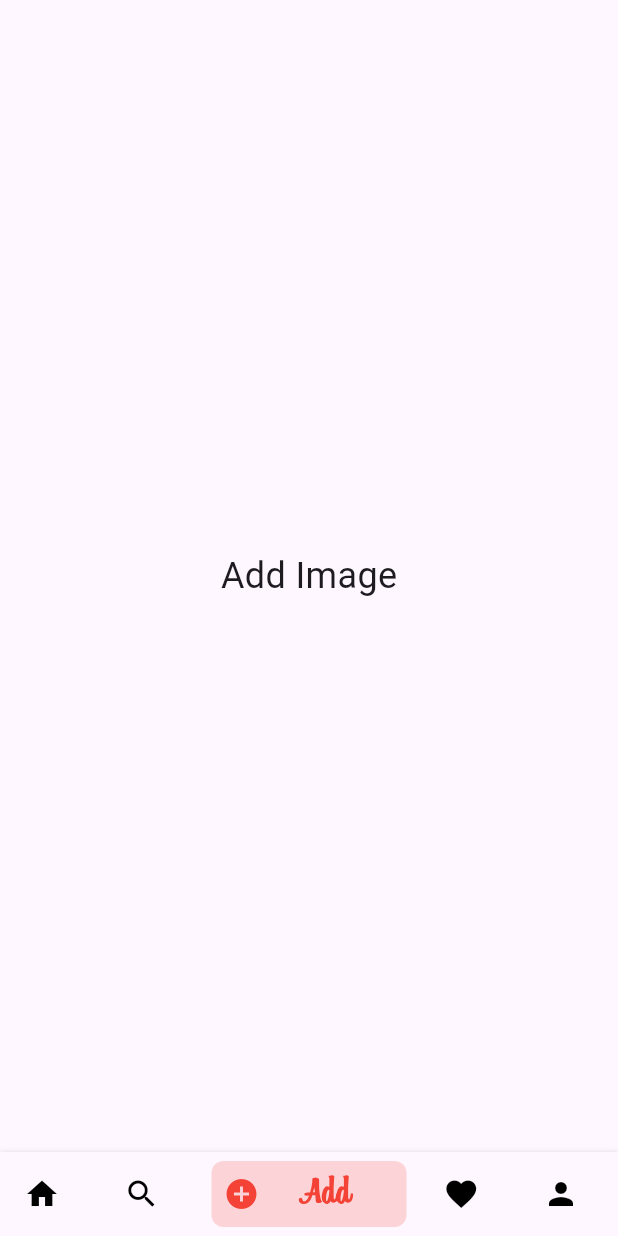
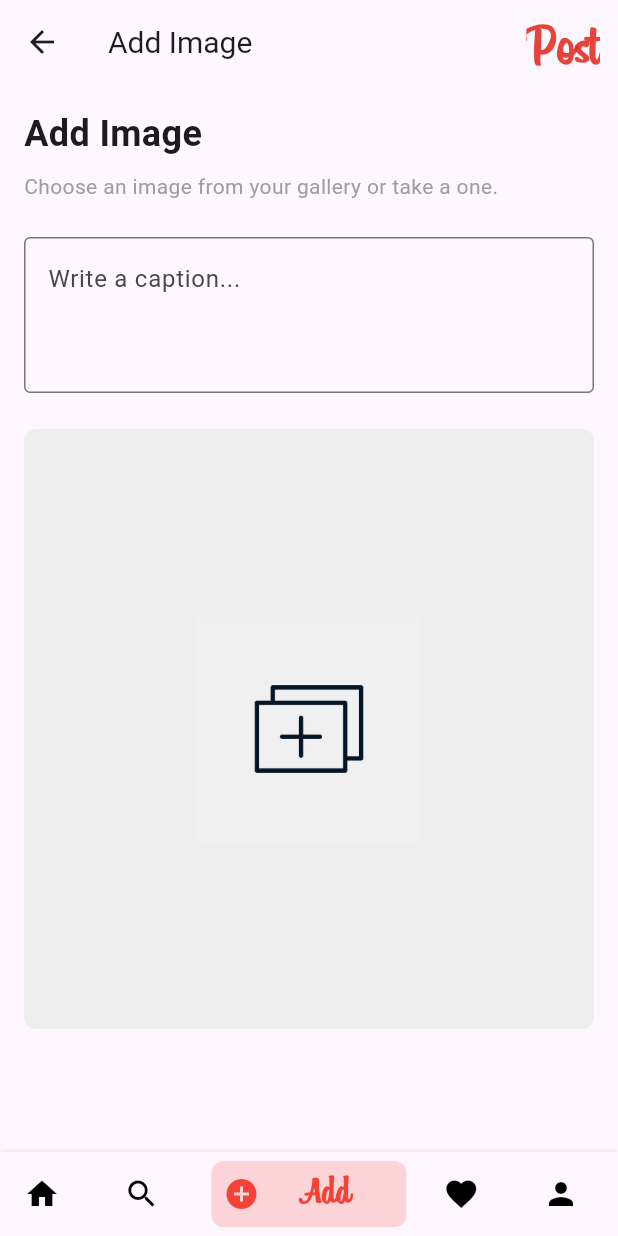
Before and after one commit to cableyesto/holbertonschool-holbegram, a Flutter app: the BottomNav screen opened directly, swiped to page 3, on a phone screen of 412 x 824 dp. Run offline on Flutter 3.47's test engine with Material 3 defaults, Android fonts, the light colour scheme and no system bars; drawn by our look-alikes of bottom_navy_bar; our stand-ins replace cloud_firestore, firebase_auth, firebase_core, image_picker; accounts and stored records are empty.

Commit message:
feat: Done 12. Add a post. The upload of a new picture is working. And the Home page correctly displayed the picture.

```diff
--- a/holbegram/lib/screens/pages/add_image.dart
+++ b/holbegram/lib/screens/pages/add_image.dart
@@ -1,14 +1,211 @@
+import 'dart:typed_data';
 import 'package:flutter/material.dart';
+import 'package:image_picker/image_picker.dart';
+import 'package:provider/provider.dart';
+import '../../providers/user_provider.dart';
+import '../../models/user.dart';
+import '../home.dart';
+import 'methods/post_storage.dart';
 
-class AddImage extends StatelessWidget {
+class AddImage extends StatefulWidget {
   const AddImage({super.key});
 
   @override
+  State<AddImage> createState() => _AddImageState();
+}
+
+class _AddImageState extends State<AddImage> {
+  Uint8List? _image;
+  final TextEditingController _captionController = TextEditingController();
+
+  @override
+  void dispose() {
+    _captionController.dispose();
+    super.dispose();
+  }
+
+  void selectImageFromGallery() async {
+    final ImagePicker picker = ImagePicker();
+    final XFile? image = await picker.pickImage(source: ImageSource.gallery);
+
+    if (image != null) {
+      Uint8List imageBytes = await image.readAsBytes();
+      setState(() {
+        _image = imageBytes;
+      });
+    }
+  }
+
+  void selectImageFromCamera() async {
+    final ImagePicker picker = ImagePicker();
+    final XFile? image = await picker.pickImage(source: ImageSource.camera);
+
+    if (image != null) {
+      Uint8List imageBytes = await image.readAsBytes();
+      setState(() {
+        _image = imageBytes;
+      });
+    }
+  }
+
+  void _showImageSourceDialog() {
+    showDialog(
+      context: context,
+      builder: (context) => AlertDialog(
+        title: const Text('Choose an option'),
+        content: Column(
+          mainAxisSize: MainAxisSize.min,
+          children: [
+            ListTile(
+              leading: const Icon(Icons.photo_library),
+              title: const Text('Gallery'),
+              onTap: () {
+                Navigator.pop(context);
+                selectImageFromGallery();
+              },
+            ),
+            ListTile(
+              leading: const Icon(Icons.photo_camera),
+              title: const Text('Camera'),
+              onTap: () {
+                Navigator.pop(context);
+                selectImageFromCamera();
+              },
+            ),
+          ],
+        ),
+      ),
+    );
+  }
+
+  Future<void> _uploadPost() async {
+    if (_image == null) {
+      ScaffoldMessenger.of(context).showSnackBar(
+        const SnackBar(content: Text('Please select an image')),
+      );
+      return;
+    }
+
+    final Users? user = Provider.of<UserProvider>(context, listen: false).user;
+
+    if (user == null) {
+      ScaffoldMessenger.of(context).showSnackBar(
+        const SnackBar(content: Text('User not found')),
+      );
+      return;
+    }
+
+    String result = await PostStorage().uploadPost(
+      _captionController.text,
+      user.uid,
+      user.username,
+      user.photoUrl,
+      _image!,
+    );
+
+    if (result == 'Ok') {
+      ScaffoldMessenger.of(context).showSnackBar(
+        const SnackBar(content: Text('Post uploaded successfully')),
+      );
+
+      // Clear the form
+      setState(() {
+        _image = null;
+        _captionController.clear();
+      });
+
+      // Navigate to Home
+      Navigator.pushReplacement(
+        context,
+        MaterialPageRoute(builder: (context) => const Home()),
+      );
+    } else {
+      ScaffoldMessenger.of(context).showSnackBar(
+        SnackBar(content: Text('Error: $result')),
+      );
+    }
+  }
+
+  @override
   Widget build(BuildContext context) {
-    return const Center(
-      child: Text(
-        'Add Image',
-        style: TextStyle(fontSize: 24),
+    return Scaffold(
+      appBar: AppBar(
+        title: const Text(
+          'Add Image',
+          style: TextStyle(fontSize: 20),
+        ),
+        actions: [
+          TextButton(
+            onPressed: _uploadPost,
+            child: const Text(
+              'Post',
+              style: TextStyle(
+                color: Color.fromARGB(218, 226, 37, 24),
+                fontSize: 36,
+                fontWeight: FontWeight.bold,
+                fontFamily: 'Billabong',
+              ),
+            ),
+          ),
+        ],
+      ),
+      body: SingleChildScrollView(
+        child: Padding(
+          padding: const EdgeInsets.all(16.0),
+          child: Column(
+            crossAxisAlignment: CrossAxisAlignment.start,
+            children: [
+              const Text(
+                'Add Image',
+                style: TextStyle(
+                  fontSize: 24,
+                  fontWeight: FontWeight.bold,
+                ),
+              ),
+              const SizedBox(height: 8),
+              const Text(
+                'Choose an image from your gallery or take a one.',
+                style: TextStyle(fontSize: 14, color: Colors.grey),
+              ),
+              const SizedBox(height: 24),
+              TextField(
+                controller: _captionController,
+                decoration: const InputDecoration(
+                  hintText: 'Write a caption...',
+                  border: OutlineInputBorder(),
+                ),
+                maxLines: 3,
+              ),
+              const SizedBox(height: 24),
+              GestureDetector(
+                onTap: _showImageSourceDialog,
+                child: Container(
+                  width: double.infinity,
+                  height: 400,
+                  decoration: BoxDecoration(
+                    color: Colors.grey[200],
+                    borderRadius: BorderRadius.circular(8),
+                  ),
+                  child: _image != null
+                      ? ClipRRect(
+                          borderRadius: BorderRadius.circular(8),
+                          child: Image.memory(
+                            _image!,
+                            fit: BoxFit.cover,
+                          ),
+                        )
+                      : Center(
+                          child: Image.asset(
+                            'assets/images/add-picture.jpg',
+                            width: 150,
+                            height: 150,
+                          ),
+                        ),
+                ),
+              ),
+            ],
+          ),
+        ),
       ),
     );
   }
```
Also changed, not shown: holbegram/lib/screens/home.dart (+11 -0 lines), holbegram/assets/images/add-picture.jpg (added).
